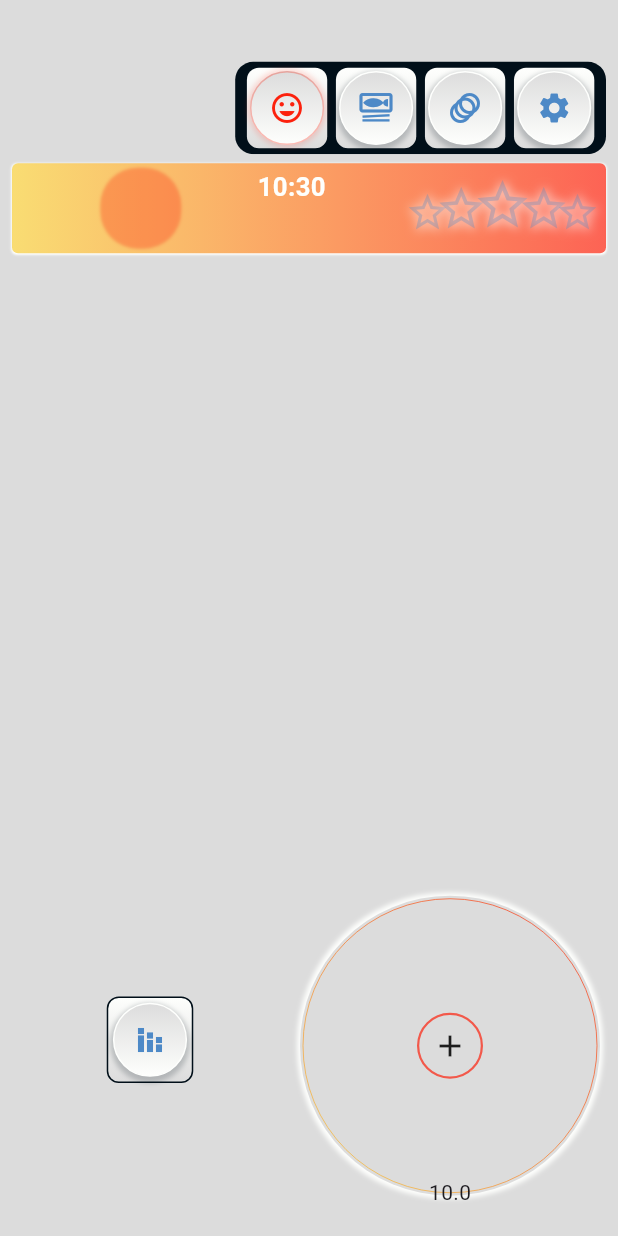
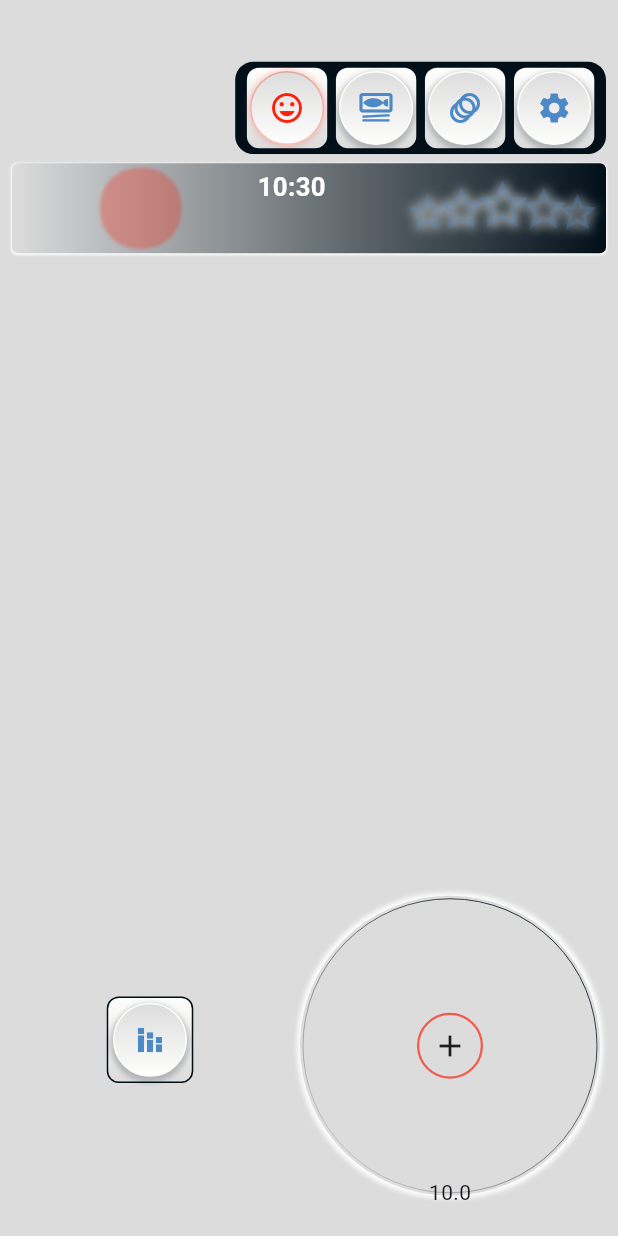
Before and after one commit to denissavishchev/mood, a Flutter app: the AddMoodScreen screen opened directly, after a tap on "Add", on a phone screen of 412 x 824 dp. Run offline on Flutter 3.47's test engine with Material 3 defaults, Android fonts, the phone set to English and light mode, and no system bars; drawn by our look-alikes of fl_chart; our stand-ins replace easy_localization, flutter_animation_progress_bar, flutter_rating_bar, flutter_screenutil, image_picker, shared_preferences and 2 more; missing offline and left inert: country_flags; accounts and stored records are empty.

Commit message:
gradients changes

```diff
--- a/lib/constants.dart
+++ b/lib/constants.dart
@@ -1,14 +1,22 @@
 import 'package:flutter/material.dart';
 import 'package:flutter_screenutil/flutter_screenutil.dart';
 
+const kWhite = Color(0xfffefffd);
+const kBlack = Color(0xff010f19);
+const kNavy = Color(0xff7dd5da);
+const kBlueGrey = Color(0xff4d89c7);
+const kDarkBlue = Color(0xff2800ff);
+const kOcean = Color(0xff08f1d9);
+const kSalad = Color(0xff7cff6b);
+const kGreen = Color(0xff0a8270);
+const kLightGreen = Color(0xff18c729);
+const kLightYellow = Color(0xfffef500);
+const kYellow = Color(0xfff7ce38);
 const kOrange = Color(0xfffc210d);
-const kNavy = Color(0xff7dd5da);
-const kBlue = Color(0xff4d89c7);
 const kRed = Color(0xffff7582);
 const kGrey = Color(0xffdcdcdc);
-const kYellow = Color(0xfff7ce38);
-const kBlack = Color(0xff010f19);
-const kWhite = Color(0xfffefffd);
+
+
 
 final kTextStyle = TextStyle(
   color: kWhite,
--- a/lib/providers/meal_provider.dart
+++ b/lib/providers/meal_provider.dart
@@ -213,7 +213,7 @@
                       const Spacer(),
                       IconButton(
                         onPressed: () => Navigator.of(context).pop(),
-                        icon: const Icon(Icons.clear), color: kBlue,),
+                        icon: const Icon(Icons.clear), color: kBlueGrey,),
                     ],
                   ),
                   Container(
@@ -221,7 +221,7 @@
                     width: size.width,
                     padding: const EdgeInsets.all(12),
                     decoration: BoxDecoration(
-                      color: kBlue.withOpacity(0.1),
+                      color: kBlueGrey.withOpacity(0.1),
                       borderRadius: const BorderRadius.horizontal(
                           right: Radius.circular(4)
                       ),
@@ -241,7 +241,7 @@
                     width: size.width,
                     margin: const EdgeInsets.all(12),
                     decoration: BoxDecoration(
-                        color: kBlue.withOpacity(0.1),
+                        color: kBlueGrey.withOpacity(0.1),
                         borderRadius: const BorderRadius.all(Radius.circular(4))
                     ),
                     child: meals[index].photo == ''
--- a/lib/providers/mood_provider.dart
+++ b/lib/providers/mood_provider.dart
@@ -22,7 +22,6 @@
   String fileName = '';
   String base64String = '';
 
-  bool moodState = true;
   double stars = 0.0;
   Map<String, double> barRatings = {};
   List<MoodModel> dates = [];
@@ -30,12 +29,31 @@
   int currentPageIndex = 0;
   List<List> mergedList = [];
 
+
   List<IconData> pageIcons = [
     Icons.mood,
     Icons.set_meal_outlined,
     Icons.animation,
     Icons.settings
   ];
+
+  List<Color> gradients(double stars){
+    switch(stars){
+      case 0.0:
+        return [kGrey, kBlack];
+      case 1.0:
+        return [kNavy, kBlueGrey];
+      case 2.0:
+        return [kOcean, kDarkBlue];
+      case 3.0:
+        return [kSalad, kGreen];
+      case 4.0:
+        return [kLightYellow, kLightGreen];
+      case 5.0:
+        return [kYellow, kOrange];
+    }
+    return [kBlack, kWhite];
+  }
 
   void calculateStatistic(List<MoodModel> moods){
     final trueResult = <String, List<double>>{};
@@ -119,11 +137,6 @@
     notifyListeners();
   }
 
-  void switchMood(){
-    moodState = !moodState;
-    notifyListeners();
-  }
-
   String doughnut(String rating){
     switch (rating) {
       case '1':
@@ -154,7 +167,7 @@
 
   insertMood(context) async{
     final mood = MoodModel(
-        mood: moodState.toString(),
+        mood: 'true',
         action: actionTextController.text,
         person: personTextController.text,
         place: placeTextController.text,
@@ -178,7 +191,6 @@
     personTextController.clear();
     placeTextController.clear();
     descriptionTextController.clear();
-    moodState = true;
     stars = 0.0;
     fileName = '';
     base64String = '';
@@ -207,7 +219,7 @@
                       const Spacer(),
                       IconButton(
                         onPressed: () => Navigator.of(context).pop(),
-                        icon: const Icon(Icons.clear), color: kBlue,),
+                        icon: const Icon(Icons.clear), color: kBlueGrey,),
                     ],
                   ),
                   Container(
@@ -215,7 +227,7 @@
                     width: size.width,
                     padding: const EdgeInsets.all(12),
                     decoration: BoxDecoration(
-                      color: kBlue.withOpacity(0.1),
+                      color: kBlueGrey.withOpacity(0.1),
                       borderRadius: const BorderRadius.horizontal(
                           right: Radius.circular(4)
                       ),
@@ -235,7 +247,7 @@
                     width: size.width,
                     margin: const EdgeInsets.all(12),
                     decoration: BoxDecoration(
-                        color: kBlue.withOpacity(0.1),
+                        color: kBlueGrey.withOpacity(0.1),
                         borderRadius: const BorderRadius.all(Radius.circular(4))
                     ),
                     child: moods[index].photo == ''
--- a/lib/screens/add_meal_screen.dart
+++ b/lib/screens/add_meal_screen.dart
@@ -29,7 +29,7 @@
                                 : kNavy.withOpacity(0.7),
                             data.mealState
                                 ? kOrange.withOpacity(0.7)
-                                : kBlue.withOpacity(0.7)
+                                : kBlueGrey.withOpacity(0.7)
                           ]
                       )
                   ),
@@ -103,7 +103,7 @@
                             clipBehavior: Clip.hardEdge,
                             padding: const EdgeInsets.all(4),
                             decoration: BoxDecoration(
-                              color: kBlue.withOpacity(0.3),
+                              color: kBlueGrey.withOpacity(0.3),
                               borderRadius: const BorderRadius.all(Radius.circular(4)),
                             ),
                             child: data.fileName == ''
--- a/lib/screens/add_mood_screen.dart
+++ b/lib/screens/add_mood_screen.dart
@@ -4,7 +4,6 @@
 import 'package:mood/providers/mood_provider.dart';
 import 'package:provider/provider.dart';
 import '../widgets/rating_bar_widget.dart';
-import '../widgets/switch_widget.dart';
 
 class AddMoodScreen extends StatelessWidget {
   const AddMoodScreen({super.key});
@@ -24,14 +23,7 @@
                   height: size.height,
                   decoration: BoxDecoration(
                     gradient: LinearGradient(
-                      colors: [
-                        data.moodState
-                            ? kYellow.withOpacity(0.7)
-                            : kNavy.withOpacity(0.7),
-                        data.moodState
-                            ? kOrange.withOpacity(0.7)
-                            : kBlue.withOpacity(0.7)
-                      ]
+                      colors: data.gradients(data.stars)
                     )
                   ),
                   child: Padding(
@@ -48,15 +40,6 @@
                           ],
                         ),
                         const SizedBox(height: 12,),
-                        SwitchWidget(
-                            onTap: () => data.switchMood(),
-                            state: data.moodState,
-                            textOne: 'is good',
-                            textTwo: 'Mood',
-                            textThree: 'Mood',
-                            textFour: 'is bad',
-                        ),
-                        const SizedBox(height: 40,),
                         TextFormField(
                           controller: data.actionTextController,
                           cursorColor: kWhite,
@@ -86,7 +69,7 @@
                         ),
                         const SizedBox(height: 20,),
                         RatingBarWidget(
-                          state: data.moodState,
+                          state: true,
                           provider: 'mood',
                         ),
                         const SizedBox(height: 40,),
@@ -97,9 +80,7 @@
                             clipBehavior: Clip.hardEdge,
                             padding: const EdgeInsets.all(4),
                             decoration: BoxDecoration(
-                              color: data.moodState
-                                  ? kOrange.withOpacity(0.3)
-                                  : kBlue.withOpacity(0.3),
+                              color: kOrange.withOpacity(0.3),
                               borderRadius: const BorderRadius.all(Radius.circular(4)),
                             ),
                             child: data.fileName == ''
--- a/lib/screens/add_water_screen.dart
+++ b/lib/screens/add_water_screen.dart
@@ -23,7 +23,7 @@
                       gradient: LinearGradient(
                           colors: [
                             kNavy.withOpacity(0.7),
-                            kBlue.withOpacity(0.7)
+                            kBlueGrey.withOpacity(0.7)
                           ]
                       )
                   ),
--- a/lib/screens/main_screen.dart
+++ b/lib/screens/main_screen.dart
@@ -80,7 +80,7 @@
                                 child: Icon(
                                   data.pageIcons[i],
                                   color: data.currentPageIndex == i
-                                      ? kOrange : kBlue,
+                                      ? kOrange : kBlueGrey,
                                 ),
                               ),
                             ),
--- a/lib/screens/meal_statistic_screen.dart
+++ b/lib/screens/meal_statistic_screen.dart
@@ -71,7 +71,7 @@
                               xValueMapper: (List data, _) => DateTime.parse(data[0]),
                               yValueMapper: (List data, _) => data[1],
                               width: 0.4,
-                              color: kBlue,
+                              color: kBlueGrey,
                               borderRadius: const BorderRadius.vertical(top: Radius.circular(4))
                           ),
                         ],
--- a/lib/screens/mood_screen.dart
+++ b/lib/screens/mood_screen.dart
@@ -101,17 +101,8 @@
                                                 data.barRatings.addAll({m.mood : double.parse(m.rating)});
                                               }
                                               return PieChartSectionData(
-                                                  color: moods[i].mood == 'true'
-                                                      ? kOrange : kBlue,
                                                   gradient: LinearGradient(
-                                                      colors: [
-                                                        moods[i].mood == 'true'
-                                                            ? kYellow.withOpacity(0.7)
-                                                            : kNavy.withOpacity(0.7),
-                                                        moods[i].mood == 'true'
-                                                            ? kOrange.withOpacity(0.7)
-                                                            : kBlue.withOpacity(0.7)
-                                                      ],
+                                                      colors: data.gradients(double.parse(moods[i].rating)),
                                                       begin: Alignment.bottomLeft,
                                                       end: Alignment.topRight
                                                   ),
--- a/lib/screens/mood_statistic_screen.dart
+++ b/lib/screens/mood_statistic_screen.dart
@@ -74,7 +74,7 @@
                           xValueMapper: (List data, _) => DateTime.parse(data[0]),
                           yValueMapper: (List data, _) => data[1] == false ? data[2] : 0,
                           width: 0.4,
-                          color: kBlue,
+                          color: kBlueGrey,
                           borderRadius: const BorderRadius.vertical(top: Radius.circular(4))
                         ),
                       ],
--- a/lib/widgets/button_widget.dart
+++ b/lib/widgets/button_widget.dart
@@ -57,7 +57,7 @@
               ),
               borderRadius: const BorderRadius.all(Radius.circular(100))
           ),
-          child: Icon(icon, color: kBlue,
+          child: Icon(icon, color: kBlueGrey,
           ),
         ),
       ),
--- a/lib/widgets/meal_list_widget.dart
+++ b/lib/widgets/meal_list_widget.dart
@@ -75,7 +75,7 @@
                                             : kNavy.withOpacity(0.7),
                                         meals[index].health == 'true'
                                             ? kOrange.withOpacity(0.7)
-                                            : kBlue.withOpacity(0.7)
+                                            : kBlueGrey.withOpacity(0.7)
                                       ],
                                     ),
                                     borderRadius: const BorderRadius.all(Radius.circular(4)),
@@ -103,7 +103,7 @@
                                                 spreadRadius: 2,
                                                 blurRadius: 1,
                                                 color: meals[index].health == 'true'
-                                                    ? kOrange.withOpacity(0.3) : kBlue.withOpacity(0.3)
+                                                    ? kOrange.withOpacity(0.3) : kBlueGrey.withOpacity(0.3)
                                             )
                                           ],
                                         ),
--- a/lib/widgets/mood_list_widget.dart
+++ b/lib/widgets/mood_list_widget.dart
@@ -61,14 +61,7 @@
                           margin: const EdgeInsets.fromLTRB(8, 2, 8, 8),
                           decoration: BoxDecoration(
                               gradient: LinearGradient(
-                                colors: [
-                                  moods[index].mood == 'true'
-                                      ? kYellow.withOpacity(0.7)
-                                      : kNavy.withOpacity(0.7),
-                                  moods[index].mood == 'true'
-                                      ? kOrange.withOpacity(0.7)
-                                      : kBlue.withOpacity(0.7)
-                                ],
+                                colors: data.gradients(double.parse(moods[index].rating)),
                               ),
                               borderRadius: const BorderRadius.all(Radius.circular(4)),
                               boxShadow: const [
@@ -95,7 +88,7 @@
                                           spreadRadius: 2,
                                           blurRadius: 1,
                                           color: moods[index].mood == 'true'
-                                              ? kOrange.withOpacity(0.3) : kBlue.withOpacity(0.3)
+                                              ? kOrange.withOpacity(0.3) : kBlueGrey.withOpacity(0.3)
                                       )
                                     ],
                                   ),
--- a/lib/widgets/rating_bar_widget.dart
+++ b/lib/widgets/rating_bar_widget.dart
@@ -26,9 +26,7 @@
             itemSize: 60,
             ratingWidget: RatingWidget(
               full: Icon(Icons.star,
-                  color: state
-                      ? kBlue.withOpacity(0.3)
-                      : kOrange.withOpacity(0.3),
+                  color: kBlueGrey.withOpacity(0.3),
                   shadows: const [
                     BoxShadow(
                         color: kWhite,
@@ -38,9 +36,7 @@
                     )
                   ]),
               empty: Icon(Icons.star_border,
-                  color: state
-                      ? kBlue.withOpacity(0.3)
-                      : kOrange.withOpacity(0.3),
+                  color: kBlueGrey.withOpacity(0.3),
                   shadows: const [
                     BoxShadow(
                         color: kWhite,
--- a/lib/widgets/stars_widget.dart
+++ b/lib/widgets/stars_widget.dart
@@ -35,7 +35,7 @@
                       ? Icons.star
                       : Icons.star_border,
                   color: mood == 'true'
-                      ? kBlue.withOpacity(0.3)
+                      ? kBlueGrey.withOpacity(0.3)
                       : kOrange.withOpacity(0.3),
                   size: 30,
                   shadows: shadow,
@@ -48,7 +48,7 @@
                       ? Icons.star
                       : Icons.star_border,
                   color: mood == 'true'
-                      ? kBlue.withOpacity(0.3)
+                      ? kBlueGrey.withOpacity(0.3)
                       : kOrange.withOpacity(0.3),
                   size: 35,
                   shadows: shadow,
@@ -60,7 +60,7 @@
                       ? Icons.star
                       : Icons.star_border,
                   color: mood == 'true'
-                      ? kBlue.withOpacity(0.3)
+                      ? kBlueGrey.withOpacity(0.3)
                       : kOrange.withOpacity(0.3),
                   size: 40,
                   shadows: shadow,
@@ -73,7 +73,7 @@
                       ? Icons.star
                       : Icons.star_border,
                   color: mood == 'true'
-                      ? kBlue.withOpacity(0.3)
+                      ? kBlueGrey.withOpacity(0.3)
                       : kOrange.withOpacity(0.3),
                   size: 35,
                   shadows: shadow,
@@ -86,7 +86,7 @@
                       ? Icons.star
                       : Icons.star_border,
                   color: mood == 'true'
-                      ? kBlue.withOpacity(0.3)
+                      ? kBlueGrey.withOpacity(0.3)
                       : kOrange.withOpacity(0.3),
                   size: 30,
                   shadows: shadow,
--- a/lib/widgets/switch_widget.dart
+++ b/lib/widgets/switch_widget.dart
@@ -54,7 +54,7 @@
                       decoration: BoxDecoration(
                           color: state
                               ? kOrange.withOpacity(0.3)
-                              : kBlue.withOpacity(0.3),
+                              : kBlueGrey.withOpacity(0.3),
                           borderRadius: const BorderRadius.all(Radius.circular(12))
                       ),
                       child: Center(
--- a/lib/widgets/water_list_widget.dart
+++ b/lib/widgets/water_list_widget.dart
@@ -77,7 +77,7 @@
                                             ? kNavy.withOpacity(0.7)
                                             : kYellow.withOpacity(0.7),
                                         water[index].type == 'water'
-                                            ? kBlue.withOpacity(0.7)
+                                            ? kBlueGrey.withOpacity(0.7)
                                             : kOrange.withOpacity(0.7)
                                       ],
                                     ),
```
